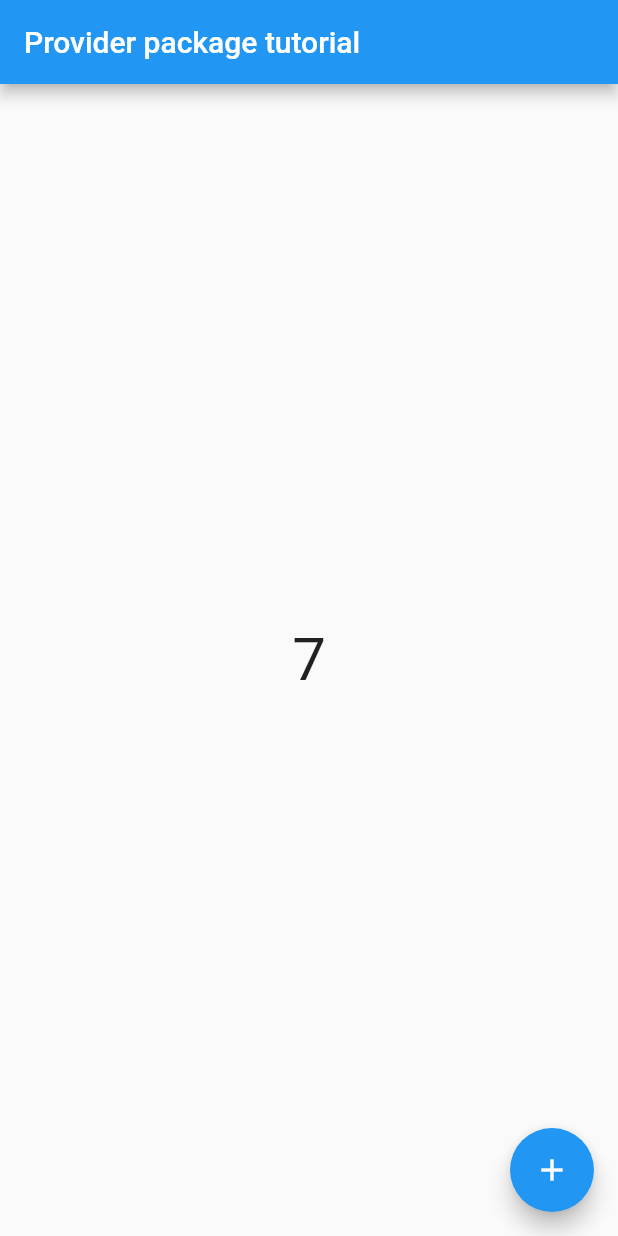
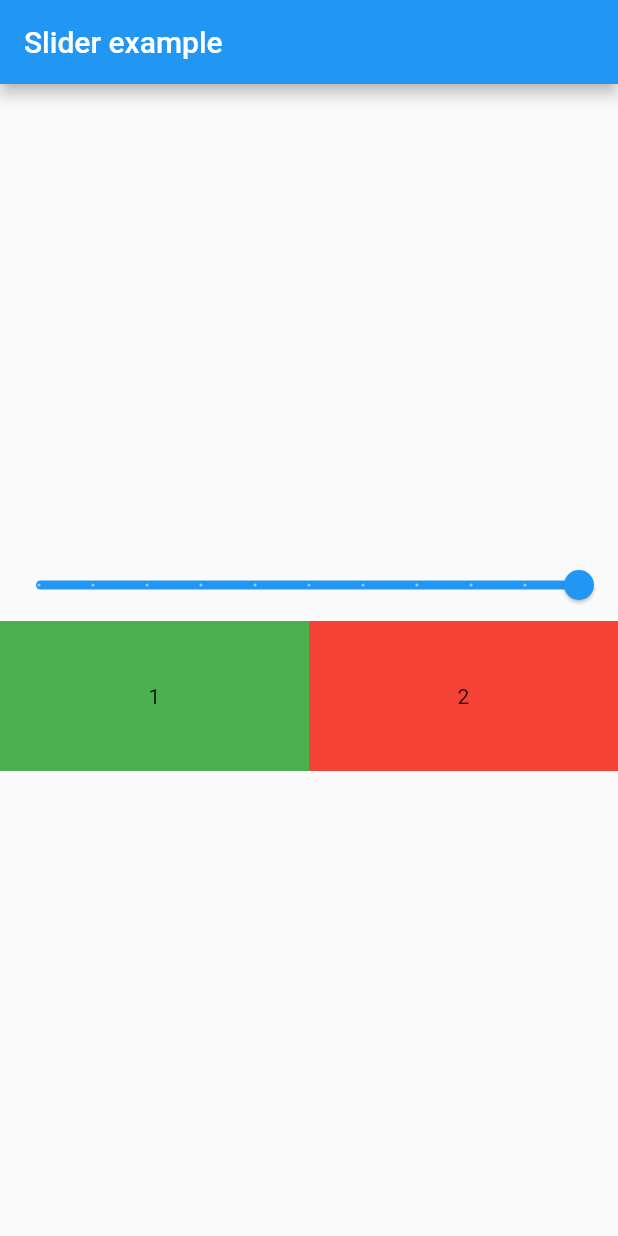
Before and after one commit to VivekJung/provider_statemanagement, a Flutter app: the screen it shows after launch, on a phone screen of 412 x 824 dp. Run offline on Flutter 3.47's test engine with Material 2 defaults, Android fonts, the phone set to English and light mode, and no system bars.

Commit message:
example1-multiprovider

```diff
--- a/lib/main.dart
+++ b/lib/main.dart
@@ -1,7 +1,9 @@
 import 'package:flutter/material.dart';
 import 'package:provider/provider.dart';
 import 'package:state_management_provider_tutorial/provider/count_provider.dart';
+import 'package:state_management_provider_tutorial/provider/example_1_slider.dart';
 import 'package:state_management_provider_tutorial/screens/count_example.dart';
+import 'package:state_management_provider_tutorial/screens/example_1_slider.dart';
 
 void main() {
   runApp(const MyApp());
@@ -12,14 +14,17 @@ class MyApp extends StatelessWidget {
 
   @override
   Widget build(BuildContext context) {
-    return ChangeNotifierProvider(
-      create: (_) => CountProvider(),
+    return MultiProvider(
+      providers: [
+        ChangeNotifierProvider(create: (_) => ExampleOneSliderProvider()),
+        ChangeNotifierProvider(create: (_) => CountProvider()),
+      ],
       child: MaterialApp(
-        title: 'Flutter Demo',
+        title: 'Provider StateManagement',
         theme: ThemeData(
           primarySwatch: Colors.blue,
         ),
-        home: const CountExample(),
+        home: const Example1(),
       ),
     );
   }
--- /dev/null
+++ b/lib/provider/example_1_slider.dart
@@ -0,0 +1,11 @@
+import 'package:flutter/foundation.dart';
+
+class ExampleOneSliderProvider with ChangeNotifier {
+  double _value = 1.0;
+  double get value => _value;
+
+  setValue(double val) {
+    _value = val;
+    notifyListeners();
+  }
+}
--- /dev/null
+++ b/lib/screens/example_1_slider.dart
@@ -0,0 +1,69 @@
+import 'dart:developer';
+
+import 'package:flutter/material.dart';
+import 'package:provider/provider.dart';
+import 'package:state_management_provider_tutorial/provider/example_1_slider.dart';
+
+//Provider with Slider widget
+class Example1 extends StatefulWidget {
+  const Example1({Key? key}) : super(key: key);
+
+  @override
+  State<Example1> createState() => _Example1State();
+}
+
+class _Example1State extends State<Example1> {
+  @override
+  Widget build(BuildContext context) {
+    // if you are using consumer widget then there is no need to call provider here
+    // final provider =
+    //     Provider.of<ExampleOneSliderProvider>(context, listen: false);
+    return Scaffold(
+      appBar: AppBar(
+        title: const Text('Slider example'),
+      ),
+      body: Consumer<ExampleOneSliderProvider>(
+        builder: ((context, value, child) {
+          //value is the value we get by calling provider.
+          return Column(
+            mainAxisAlignment: MainAxisAlignment.center,
+            children: [
+              Slider(
+                min: 0,
+                max: 1,
+                divisions: 10,
+                label: "Opacity${value.value}",
+                value: value.value,
+                onChanged: (val) {
+                  value.setValue(val);
+                },
+              ),
+              Row(
+                children: [
+                  Expanded(
+                    child: Container(
+                      height: 100,
+                      color: Colors.green.withOpacity(value.value),
+                      child: const Center(
+                        child: Text('1'),
+                      ),
+                    ),
+                  ),
+                  Expanded(
+                    child: Container(
+                      height: 100,
+                      color: Colors.red.withOpacity(value.value),
+                      child: const Center(
+                        child: Text('2'),
+                      ),
+                    ),
+                  ),
+                ],
+              ),
+            ],
+          );
+        }),
+      ),
+    );
+  }
+}
```
